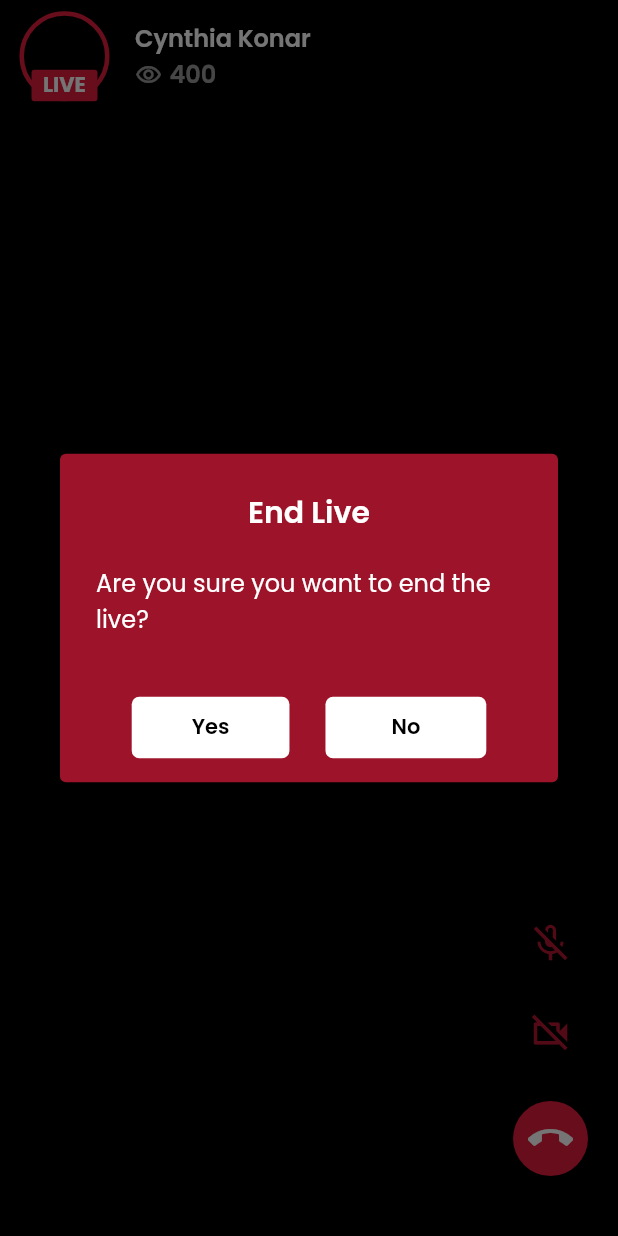
After one commit to cynthiakonar/Live-Streaming-App-Flutter-Agora, a Flutter app: the StreamingScreen screen opened directly, after a tap on the "mic none" icon, after a tap on the "videocam" icon, after a tap on the "call end" icon, on a phone screen of 412 x 824 dp. The commit adds this screen. Run offline on Flutter 3.47's test engine with Material 2 defaults, Android fonts, the phone set to English and light mode, and no system bars; our stand-ins replace convex_bottom_bar, file_picker, get.

Commit message:
update: pop up dialogs + form

```diff
--- /dev/null
+++ b/lib/screens/streaming.dart
@@ -0,0 +1,179 @@
+import 'package:flutter/material.dart';
+import 'package:get/get.dart';
+import 'package:live_streaming/constants/colors.dart';
+import 'package:live_streaming/widgets/dialogs/end_live.dart';
+
+class StreamingScreen extends StatefulWidget {
+  const StreamingScreen({super.key});
+
+  @override
+  State<StreamingScreen> createState() => _StreamingScreenState();
+}
+
+class _StreamingScreenState extends State<StreamingScreen> {
+  bool micOn = true;
+  bool cameraOn = true;
+  @override
+  Widget build(BuildContext context) {
+    return Scaffold(
+      // show image in background when camera off
+      backgroundColor: bgColor,
+      appBar: AppBar(
+        automaticallyImplyLeading: false,
+        backgroundColor: Colors.transparent,
+        toolbarHeight: 70,
+        flexibleSpace: Padding(
+          padding: EdgeInsets.only(
+            top: MediaQuery.of(context).padding.top + 5,
+            left: 10,
+            right: 10,
+          ),
+          child: Row(
+            children: [
+              Stack(
+                children: [
+                  Container(
+                    height: 60,
+                    decoration: const BoxDecoration(
+                      shape: BoxShape.circle,
+                      border: Border.fromBorderSide(
+                        BorderSide(
+                          color: primaryThemeColor,
+                          width: 3,
+                        ),
+                      ),
+                    ),
+                    child: const SizedBox(width: 60),
+                  ),
+                  Positioned(
+                    bottom: 0,
+                    right: 11,
+                    left: 11,
+                    child: Container(
+                      padding: const EdgeInsets.symmetric(horizontal: 7),
+                      decoration: BoxDecoration(
+                        borderRadius: BorderRadius.circular(2),
+                        color: primaryThemeColor,
+                      ),
+                      child: const Center(
+                        child: Text(
+                          "LIVE",
+                          style: TextStyle(
+                            color: Colors.white,
+                            fontSize: 14,
+                            fontWeight: FontWeight.bold,
+                          ),
+                        ),
+                      ),
+                    ),
+                  ),
+                ],
+              ),
+              const SizedBox(width: 14),
+              Column(
+                crossAxisAlignment: CrossAxisAlignment.start,
+                mainAxisAlignment: MainAxisAlignment.center,
+                children: [
+                  const Text(
+                    "Cynthia Konar",
+                    style: TextStyle(
+                      color: Colors.white,
+                      fontSize: 16,
+                      fontWeight: FontWeight.w600,
+                    ),
+                  ),
+                  Row(
+                    children: [
+                      Icon(
+                        Icons.remove_red_eye_outlined,
+                        color: Colors.white.withOpacity(0.6),
+                        size: 18,
+                      ),
+                      const SizedBox(width: 5),
+                      Text(
+                        "400",
+                        style: TextStyle(
+                          color: Colors.white.withOpacity(0.6),
+                          fontSize: 16,
+                          fontWeight: FontWeight.w600,
+                        ),
+                      ),
+                    ],
+                  ),
+                ],
+              ),
+            ],
+          ),
+        ),
+      ),
+      body: Stack(
+        children: [
+          const Center(
+            child: Text("Live"),
+          ),
+          Positioned(
+            right: 20,
+            bottom: 40,
+            child: Column(
+              children: [
+                GestureDetector(
+                  onTap: () {
+                    setState(() {
+                      micOn = !micOn;
+                    });
+                  },
+                  child: Icon(
+                    micOn ? Icons.mic_none : Icons.mic_off_outlined,
+                    color: micOn
+                        ? Colors.white.withOpacity(0.8)
+                        : primaryThemeColor.withOpacity(0.8),
+                    size: 30,
+                  ),
+                ),
+                const SizedBox(height: 30),
+                GestureDetector(
+                  onTap: () {
+                    setState(() {
+                      cameraOn = !cameraOn;
+                    });
+                  },
+                  child: Icon(
+                    cameraOn
+                        ? Icons.videocam_outlined
+                        : Icons.videocam_off_outlined,
+                    color: cameraOn
+                        ? Colors.white.withOpacity(0.8)
+                        : primaryThemeColor.withOpacity(0.8),
+                    size: 30,
+                  ),
+                ),
+                const SizedBox(height: 30),
+                GestureDetector(
+                  onTap: () {
+                    showDialog(
+                      context: context,
+                      builder: (context) => const EndLiveDialog(),
+                    );
+                  },
+                  child: Container(
+                    height: 50,
+                    width: 50,
+                    decoration: const BoxDecoration(
+                      shape: BoxShape.circle,
+                      color: primaryThemeColor,
+                    ),
+                    child: const Icon(
+                      Icons.call_end,
+                      color: Colors.white,
+                      size: 30,
+                    ),
+                  ),
+                ),
+              ],
+            ),
+          ),
+        ],
+      ),
+    );
+  }
+}
--- /dev/null
+++ b/lib/widgets/dialogs/end_live.dart
@@ -0,0 +1,65 @@
+import 'package:flutter/material.dart';
+import 'package:get/get.dart';
+import 'package:live_streaming/constants/colors.dart';
+
+class EndLiveDialog extends StatelessWidget {
+  const EndLiveDialog({super.key});
+
+  @override
+  Widget build(BuildContext context) {
+    return AlertDialog(
+      backgroundColor: primaryThemeColor.withOpacity(0.7),
+      title: const Text(
+        "End Live",
+        textAlign: TextAlign.center,
+        style: TextStyle(
+          color: Colors.white,
+          fontWeight: FontWeight.w600,
+        ),
+      ),
+      content: const Text(
+        "Are you sure you want to end the live?",
+        style: TextStyle(
+          color: Colors.white,
+        ),
+      ),
+      actionsAlignment: MainAxisAlignment.center,
+      actions: [
+        TextButton(
+          onPressed: () => Get.close(3),
+          child: Container(
+            padding: const EdgeInsets.symmetric(horizontal: 40, vertical: 10),
+            decoration: BoxDecoration(
+              borderRadius: BorderRadius.circular(5),
+              color: Colors.white,
+            ),
+            child: const Text(
+              "Yes",
+              style: TextStyle(
+                color: Colors.black,
+                fontWeight: FontWeight.w600,
+              ),
+            ),
+          ),
+        ),
+        TextButton(
+          onPressed: () => Get.back(),
+          child: Container(
+            padding: const EdgeInsets.symmetric(horizontal: 44, vertical: 10),
+            decoration: BoxDecoration(
+              borderRadius: BorderRadius.circular(5),
+              color: Colors.white,
+            ),
+            child: const Text(
+              "No",
+              style: TextStyle(
+                color: Colors.black,
+                fontWeight: FontWeight.w600,
+              ),
+            ),
+          ),
+        ),
+      ],
+    );
+  }
+}
--- a/pubspec.yaml
+++ b/pubspec.yaml
@@ -34,6 +34,7 @@ dependencies:
   get: ^4.6.5
   flutter_staggered_grid_view: ^0.6.2
   convex_bottom_bar: ^2.6.0
+  file_picker: ^5.2.5
 
 
   # The following adds the Cupertino Icons font to your application.
```
Also changed, not shown: lib/screens/home.dart (+24 -3 lines), lib/screens/watch_live.dart (added, +133 -0 lines), lib/widgets/dialogs/go_live.dart (added, +253 -0 lines), lib/widgets/dialogs/watch_live.dart (added, +68 -0 lines), pubspec.lock, 1 other file.
